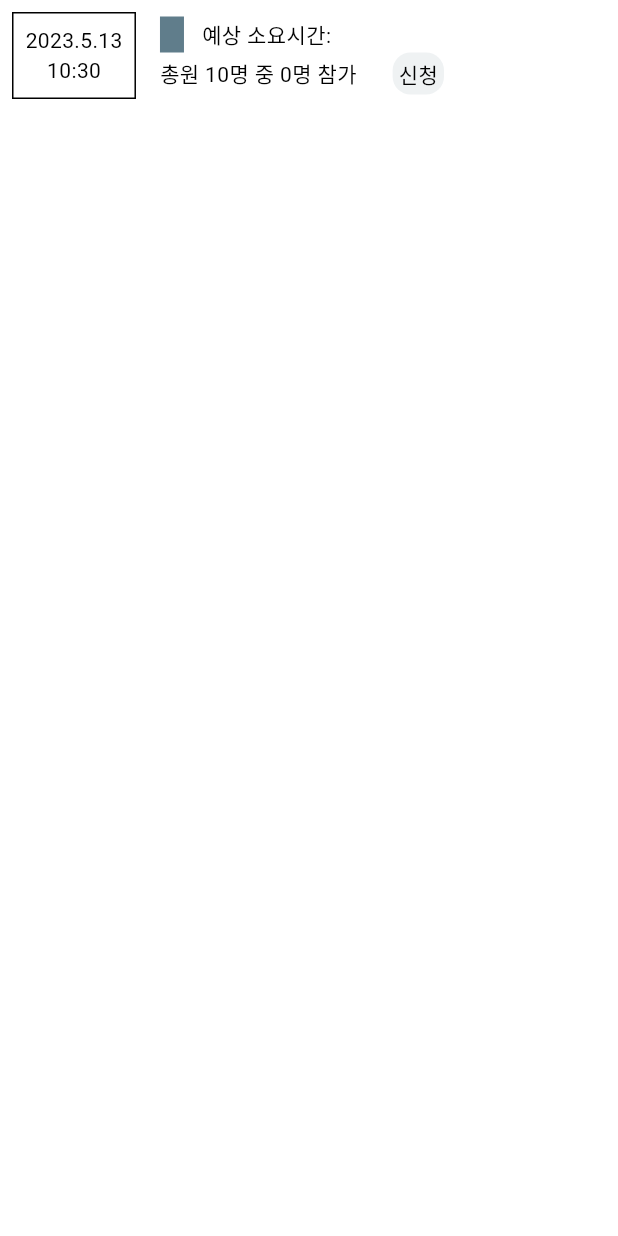
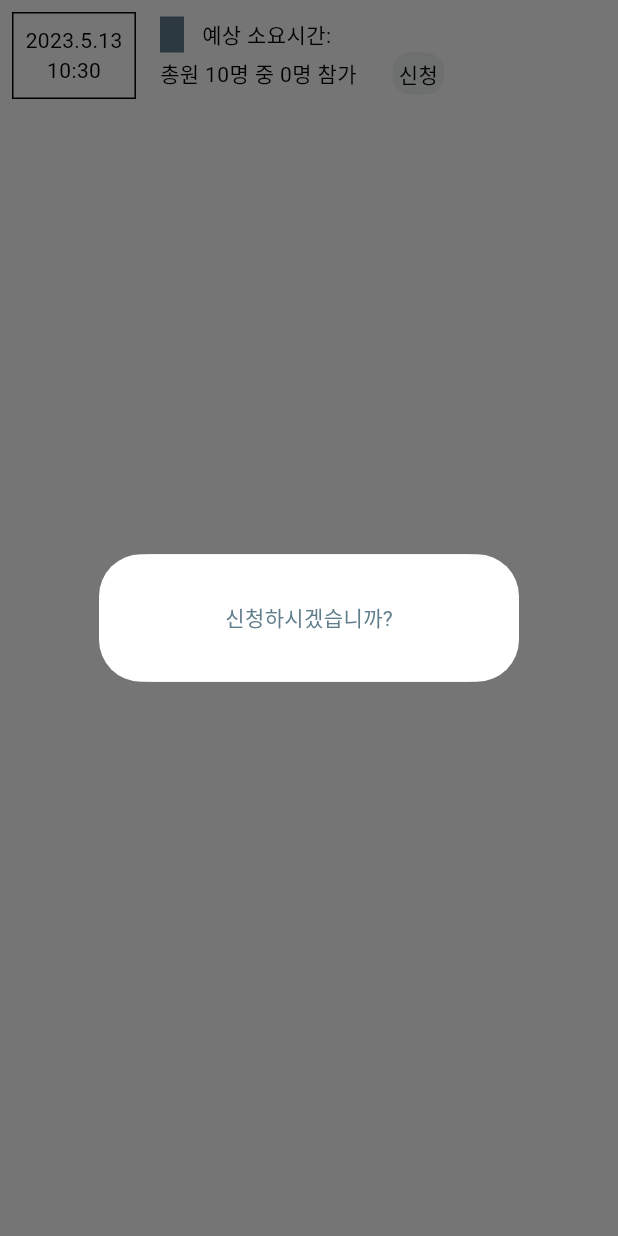
Before and after one commit to mysend12/kkaebom, a Flutter app: the VolunteerActivityCard widget shown alone on an empty page, opened directly with empty values, after a tap on "신청", on a phone screen of 412 x 824 dp. Run offline on Flutter 3.47's test engine with Material 2 defaults, Android fonts, the phone set to English and light mode, and no system bars; drawn by our look-alikes of dynamic_color; our stand-ins replace cached_network_image, carousel_slider, drift, firebase_analytics, firebase_core, firebase_remote_config and 3 more; missing offline and left inert: event_hub; accounts and stored records are empty; generated files the repository leaves out were written again; network calls fail; statements that could not run were skipped.

Commit message:
feat: 봉사활동에서 신청 버튼을 누르면 다이얼로그가 나타나도록 개발

```diff
--- /dev/null
+++ b/lib/ui/shared/dialogs.dart
@@ -0,0 +1,55 @@
+import 'package:flutter/cupertino.dart';
+import 'package:flutter/material.dart';
+
+void simpleMessageDialog(
+  BuildContext context, {
+  required TextSpan textSpan,
+  double? minWidth,
+  double? minHeight,
+  double? maxWidth,
+  double? maxHeight,
+}) {
+  minWidth ??= 10;
+  minHeight ??= 10;
+  maxWidth ??= MediaQuery.of(context).size.width * .5;
+  maxHeight ??= MediaQuery.of(context).size.height * .4;
+
+  showDialog(
+    context: context,
+    builder: (_) => Dialog(
+      child: Material(
+        color: Colors.transparent,
+        child: Container(
+          padding: const EdgeInsets.symmetric(
+            vertical: 32,
+            horizontal: 32,
+          ),
+          decoration: BoxDecoration(
+            borderRadius: const BorderRadius.all(
+              Radius.circular(36.0),
+            ),
+            color: Theme.of(context).colorScheme.background,
+          ),
+          constraints: BoxConstraints(
+            minWidth: minWidth!,
+            minHeight: minHeight!,
+            maxWidth: maxWidth!,
+            maxHeight: maxHeight!,
+          ),
+          child: FittedBox(
+            fit: BoxFit.scaleDown,
+            child: RichText(
+              text: textSpan,
+            ),
+            // child: Text(
+            //   message,
+            //   style: Theme.of(context).textTheme.bodyMedium?.copyWith(
+            //         color: Theme.of(context).colorScheme.primary,
+            //       ),
+            // ),
+          ),
+        ),
+      ),
+    ),
+  );
+}
--- a/lib/ui/view/shelter/shelter_detail/shelter_detail.dart
+++ b/lib/ui/view/shelter/shelter_detail/shelter_detail.dart
@@ -73,12 +73,13 @@ class _ShelterDetailState extends State<ShelterDetail> {
                   style: ButtonStyle(
                     padding: MaterialStateProperty.all(EdgeInsets.zero),
                     backgroundColor: MaterialStateColor.resolveWith(
-                      (states) => Theme.of(context).colorScheme.inversePrimary,
+                      (states) => Theme.of(context).colorScheme.primary,
                     ),
                   ),
                   child: Text(
                     '관리하기',
-                    style: Theme.of(context).textTheme.labelSmall,
+                    style: Theme.of(context).textTheme.labelSmall!.copyWith(
+                        color: Theme.of(context).colorScheme.background),
                   ),
                 ),
               GestureDetector(
--- a/lib/ui/view/shelter/shelter_detail/widget/volunteer_activity_card.dart
+++ b/lib/ui/view/shelter/shelter_detail/widget/volunteer_activity_card.dart
@@ -1,5 +1,6 @@
 import 'package:flutter/material.dart';
 import 'package:kkaebom/domain/volunteer_activity/model/volunteer_activity.dart';
+import 'package:kkaebom/ui/shared/dialogs.dart';
 import 'package:kkaebom/ui/shared/shared_view_model.dart';
 import 'package:provider/provider.dart';
 
@@ -37,14 +38,18 @@ class _VolunteerActivityCardState extends State<VolunteerActivityCard> {
     return LayoutBuilder(
       builder: (context, constraints) {
         bool isMultiWidgetInRow = false;
-        if (MediaQuery.of(context).size.width ~/ 317.5  + 32 >= 2) {
+        if (MediaQuery.of(context).size.width ~/ 317.5 + 32 >= 2) {
           isMultiWidgetInRow = true;
         }
 
         return Padding(
           padding: EdgeInsets.only(
-            top: isMultiWidgetInRow ? 8 :16,
-            bottom: isSelected ? 0 : isMultiWidgetInRow ? 0 : 16,
+            top: isMultiWidgetInRow ? 8 : 16,
+            bottom: isSelected
+                ? 0
+                : isMultiWidgetInRow
+                    ? 0
+                    : 16,
             left: isMultiWidgetInRow ? 8 : 16,
             right: isMultiWidgetInRow ? 8 : 16,
           ),
@@ -96,9 +101,10 @@ class _VolunteerActivityCardState extends State<VolunteerActivityCard> {
                                     .textTheme
                                     .labelSmall
                                     ?.copyWith(
-                                  color:
-                                  Theme.of(context).colorScheme.background,
-                                ),
+                                      color: Theme.of(context)
+                                          .colorScheme
+                                          .background,
+                                    ),
                               ),
                             ),
                             const SizedBox(width: 12),
@@ -117,12 +123,31 @@ class _VolunteerActivityCardState extends State<VolunteerActivityCard> {
                             const SizedBox(width: 24),
                             GestureDetector(
                               onTap: () {
-                                print('신청');
+                                simpleMessageDialog(
+                                  context,
+                                  textSpan: TextSpan(
+                                    children: [
+                                      TextSpan(
+                                        text: '신청하시겠습니까?',
+                                        style: Theme.of(context)
+                                            .textTheme
+                                            .bodyMedium!
+                                            .copyWith(
+                                                color: Theme.of(context)
+                                                    .colorScheme
+                                                    .primary),
+                                      )
+                                    ],
+                                  ),
+                                );
                               },
                               child: Container(
                                 padding: const EdgeInsets.all(4),
                                 decoration: BoxDecoration(
-                                  color: Theme.of(context).colorScheme.secondaryContainer.withOpacity(.1),
+                                  color: Theme.of(context)
+                                      .colorScheme
+                                      .secondaryContainer
+                                      .withOpacity(.1),
                                   borderRadius: BorderRadius.circular(12),
                                 ),
                                 child: Text(
@@ -144,8 +169,7 @@ class _VolunteerActivityCardState extends State<VolunteerActivityCard> {
                 ),
             ],
           ),
-        )
-        ;
+        );
       },
     );
   }
```
